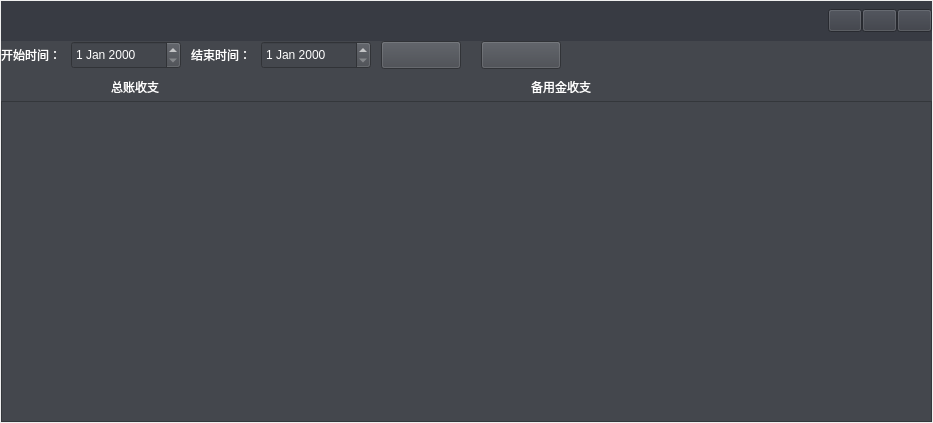
The window that ChuangfengDesktop/TotalReportManagerQWidget.ui (asdlei99/chuangfengdesktop) describes before a commit, drawn with Qt 5.
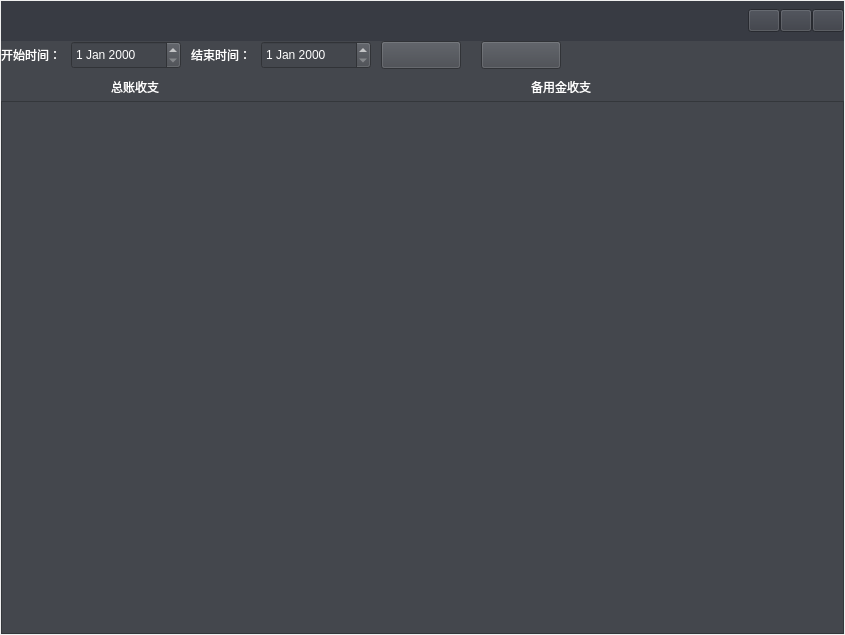
The same window after the commit.

Patch:
```diff
--- a/ChuangfengDesktop/TotalReportManagerQWidget.ui
+++ b/ChuangfengDesktop/TotalReportManagerQWidget.ui
@@ -6,10 +6,16 @@
    <rect>
     <x>0</x>
     <y>0</y>
-    <width>933</width>
-    <height>423</height>
+    <width>845</width>
+    <height>635</height>
    </rect>
   </property>
+  <property name="minimumSize">
+   <size>
+    <width>845</width>
+    <height>635</height>
+   </size>
+  </property>
   <property name="windowTitle">
    <string>Form</string>
   </property>
```
